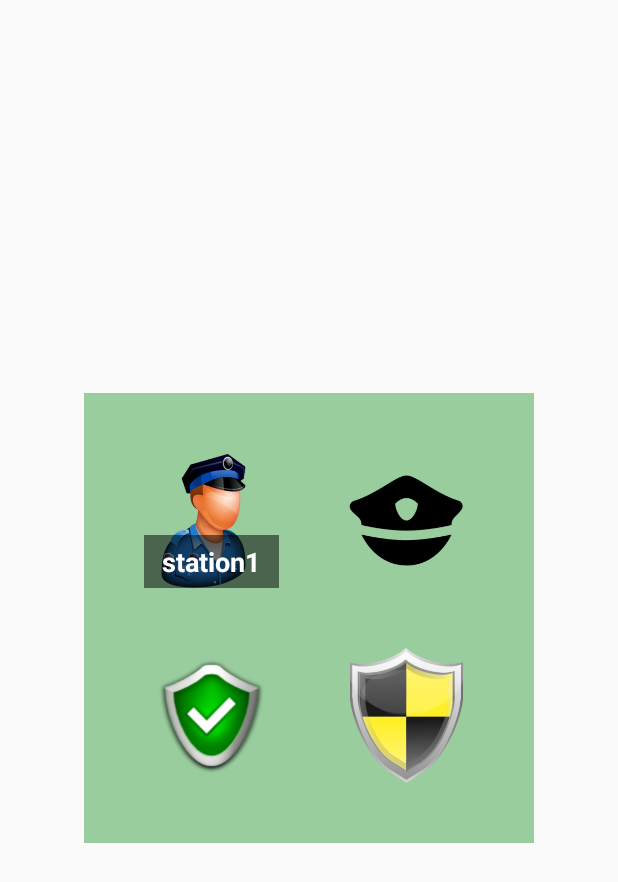
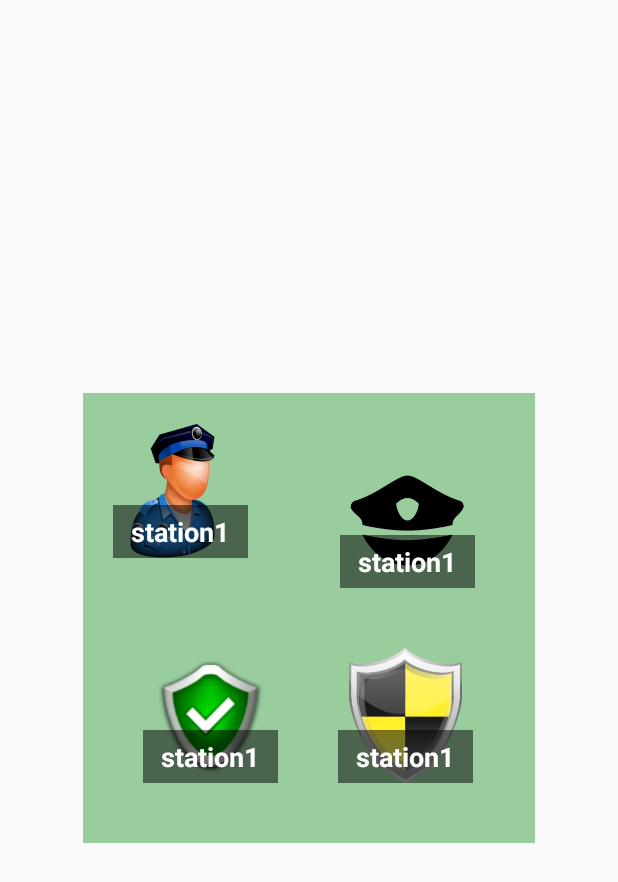
Before and after one commit to jaturog/EmerCall, an Android app: the layout fragment_pcilce.xml on its own in the app's theme, with its tools: preview values and no code run, on a phone screen of 412 x 824 dp. Shown: the top 882 px of the screen. Run offline under Robolectric (Android 15) with nearby library versions, the phone set to English and light mode, and no system bars.

Commit message:
Start 21Feb

```diff
--- a/app/src/main/res/layout/fragment_pcilce.xml
+++ b/app/src/main/res/layout/fragment_pcilce.xml
@@ -20,28 +20,32 @@
 
             <!--Green Layout-->
             <RelativeLayout
-                android:layout_margin="@dimen/margin"
                 android:layout_width="@dimen/icon"
-                android:layout_height="@dimen/icon">
+                android:layout_height="@dimen/icon"
+                android:layout_alignParentEnd="true"
+                android:layout_alignParentRight="true"
+                android:layout_alignParentTop="true"
+                android:layout_marginEnd="41dp"
+                android:layout_marginRight="41dp">
 
                 <!--station1-->
                 <ImageView
-                    android:src="@drawable/station1"
                     android:layout_width="match_parent"
-                    android:layout_height="match_parent" />
+                    android:layout_height="match_parent"
+                    android:src="@drawable/station1" />
 
                 <!--Title-->
                 <TextView
+                    android:layout_width="match_parent"
+                    android:layout_height="wrap_content"
                     android:layout_alignParentBottom="true"
+                    android:background="#82000000"
+                    android:gravity="center_horizontal"
                     android:padding="5dp"
-                    android:gravity="center_horizontal"
+                    android:text="station1"
                     android:textColor="#ffffff"
-                    android:background="#82000000"
-                    android:textStyle="bold"
                     android:textSize="18sp"
-                    android:text="station1"
-                    android:layout_width="match_parent"
-                    android:layout_height="wrap_content" />
+                    android:textStyle="bold" />
 
 
             </RelativeLayout>
@@ -60,6 +64,20 @@
                     android:layout_width="match_parent"
                     android:layout_height="match_parent"
                     android:src="@drawable/station2" />
+
+
+                <!--Title-->
+                <TextView
+                    android:layout_alignParentBottom="true"
+                    android:padding="5dp"
+                    android:gravity="center_horizontal"
+                    android:textColor="#ffffff"
+                    android:background="#82000000"
+                    android:textStyle="bold"
+                    android:textSize="18sp"
+                    android:text="station1"
+                    android:layout_width="match_parent"
+                    android:layout_height="wrap_content" />
 
             </RelativeLayout>
 
@@ -84,6 +102,18 @@
                     android:src="@drawable/station3"
                     android:layout_width="match_parent"
                     android:layout_height="match_parent" />
+                <!--Title-->
+                <TextView
+                    android:layout_alignParentBottom="true"
+                    android:padding="5dp"
+                    android:gravity="center_horizontal"
+                    android:textColor="#ffffff"
+                    android:background="#82000000"
+                    android:textStyle="bold"
+                    android:textSize="18sp"
+                    android:text="station1"
+                    android:layout_width="match_parent"
+                    android:layout_height="wrap_content" />
 
             </RelativeLayout>
 
@@ -98,6 +128,21 @@
                     android:layout_width="match_parent"
                     android:layout_height="match_parent" />
 
+                <!--Title-->
+                <TextView
+                    android:layout_alignParentBottom="true"
+                    android:padding="5dp"
+                    android:gravity="center_horizontal"
+                    android:textColor="#ffffff"
+                    android:background="#82000000"
+                    android:textStyle="bold"
+                    android:textSize="18sp"
+                    android:text="station1"
+                    android:layout_width="match_parent"
+                    android:layout_height="wrap_content" />
+
+                <!--Title-->
+                ,
 
             </RelativeLayout>
 
```
